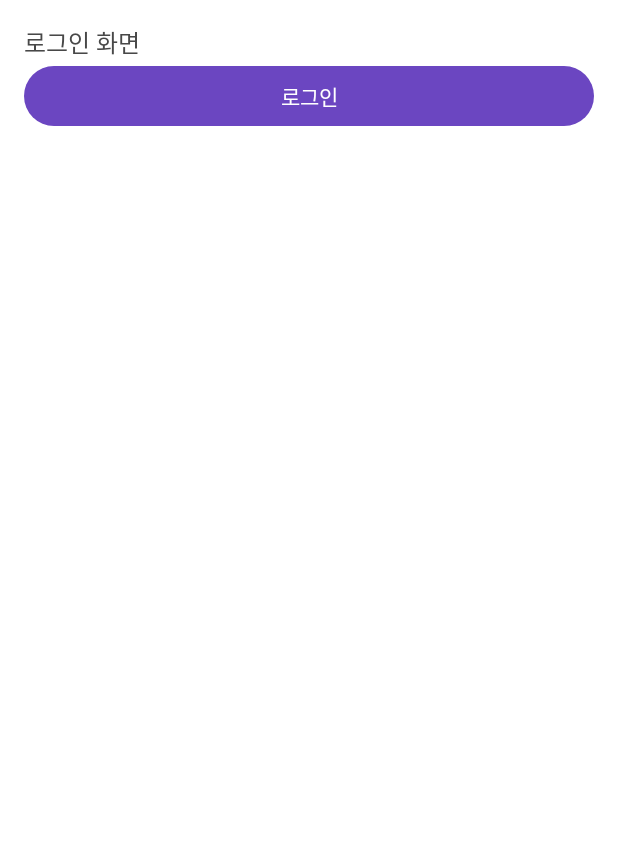
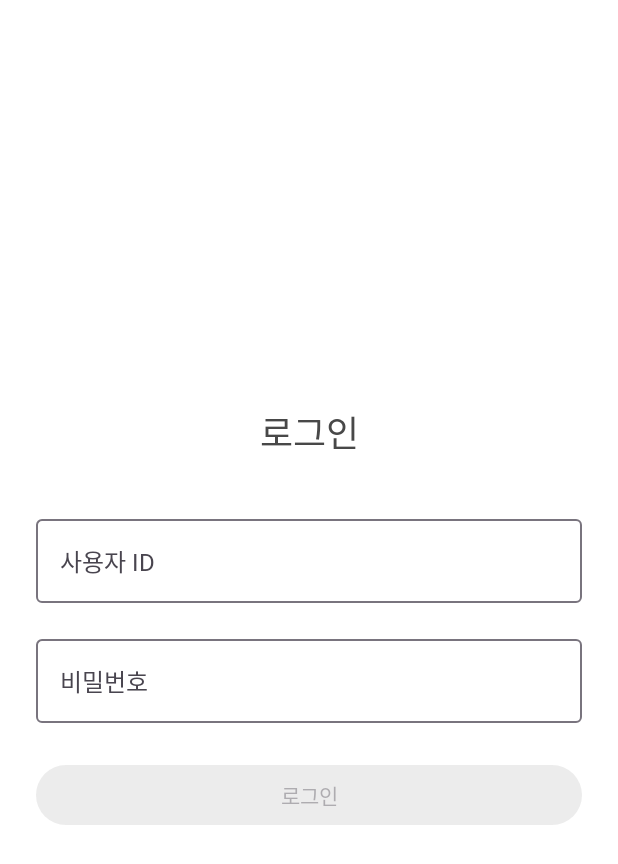
Before and after one commit to DevOps-IMP-Mobile/IMPmobileAndroid, an Android app built with Jetpack Compose: the screen it shows after launch (MainActivity), on a phone screen of 412 x 824 dp. Shown: the top 864 px of the screen. Run offline under Robolectric (Android 15) with nearby library versions, the phone set to English and light mode, and no system bars; Roboto replaces fonts that are not available here.

Commit message:
[Add] Login API

```diff
--- /dev/null
+++ b/app/src/main/res/xml/network_security_config.xml
@@ -0,0 +1,6 @@
+<?xml version="1.0" encoding="utf-8"?>
+<network-security-config>
+    <domain-config cleartextTrafficPermitted="true">
+        <domain includeSubdomains="false">211.55.77.168</domain>
+    </domain-config>
+</network-security-config>
--- /dev/null
+++ b/core/network/src/main/java/com/example/network/NetworkModule.kt
@@ -0,0 +1,39 @@
+package com.example.network
+
+import com.example.network.api.AuthApiService
+import com.google.gson.Gson
+import com.google.gson.GsonBuilder
+import okhttp3.OkHttpClient
+import okhttp3.logging.HttpLoggingInterceptor
+import retrofit2.Retrofit
+import retrofit2.converter.gson.GsonConverterFactory
+import java.util.concurrent.TimeUnit
+
+object NetworkModule {
+
+    private const val BASE_URL = "http://211.55.77.168:8401/portal/"
+
+    private val loggingInterceptor = HttpLoggingInterceptor().apply {
+        level = HttpLoggingInterceptor.Level.BODY
+    }
+
+    // Gson을 Lenient 모드로 설정
+    private val gson: Gson = GsonBuilder()
+        .setLenient()
+        .create()
+
+    private val okHttpClient = OkHttpClient.Builder()
+        .addInterceptor(loggingInterceptor)
+        .connectTimeout(30, TimeUnit.SECONDS)
+        .readTimeout(30, TimeUnit.SECONDS)
+        .writeTimeout(30, TimeUnit.SECONDS)
+        .build()
+
+    private val retrofit = Retrofit.Builder()
+        .baseUrl(BASE_URL)
+        .client(okHttpClient)
+        .addConverterFactory(GsonConverterFactory.create(gson))  // Lenient Gson 사용
+        .build()
+
+    val authApiService: AuthApiService = retrofit.create(AuthApiService::class.java)
+}
--- /dev/null
+++ b/core/network/src/main/java/com/example/network/api/AuthApiService.kt
@@ -0,0 +1,13 @@
+package com.example.network.api
+
+import com.example.network.dto.LoginRequestDto
+import com.example.network.dto.LoginResponseDto
+import retrofit2.http.Body
+import retrofit2.http.POST
+
+interface AuthApiService {
+    @POST("auth/login")  // POST로 변경
+    suspend fun login(
+        @Body request: LoginRequestDto
+    ): LoginResponseDto
+}
--- a/feature/login/build.gradle.kts
+++ b/feature/login/build.gradle.kts
@@ -38,6 +38,7 @@ android {
 dependencies {
     implementation(project(":core:domain"))
     implementation(project(":core:ui"))
+    implementation(project(":core:data"))
 
     implementation(libs.androidx.core.ktx)
     implementation(libs.androidx.lifecycle.runtime.ktx)
@@ -48,6 +49,8 @@ dependencies {
     implementation(libs.androidx.ui.tooling.preview)
     implementation(libs.androidx.material3)
 
+    implementation(libs.androidx.lifecycle.viewmodel.compose)
+
     testImplementation(libs.junit)
     androidTestImplementation(libs.androidx.junit)
     androidTestImplementation(libs.androidx.espresso.core)
--- a/feature/login/src/main/java/com/example/login/LoginScreen.kt
+++ b/feature/login/src/main/java/com/example/login/LoginScreen.kt
@@ -1,27 +1,94 @@
 package com.example.login
 
 import androidx.compose.foundation.layout.*
+import androidx.compose.foundation.text.KeyboardOptions
 import androidx.compose.material3.*
 import androidx.compose.runtime.*
+import androidx.compose.ui.Alignment
 import androidx.compose.ui.Modifier
+import androidx.compose.ui.text.input.KeyboardType
+import androidx.compose.ui.text.input.PasswordVisualTransformation
 import androidx.compose.ui.unit.dp
+import androidx.lifecycle.viewmodel.compose.viewModel
+import com.example.login.LoginViewModel
 
 @Composable
 fun LoginScreen(
-    onLoginSuccess: () -> Unit = {}
+    onLoginSuccess: () -> Unit = {},
+    viewModel: LoginViewModel = viewModel()
 ) {
+    val uiState by viewModel.uiState.collectAsState()
+
+    // 로그인 성공 시 네비게이션
+    LaunchedEffect(uiState.isLoggedIn) {
+        if (uiState.isLoggedIn) {
+            onLoginSuccess()
+        }
+    }
+
     Column(
         modifier = Modifier
             .fillMaxSize()
-            .padding(16.dp)
+            .padding(24.dp),
+        verticalArrangement = Arrangement.Center,
+        horizontalAlignment = Alignment.CenterHorizontally
     ) {
-        Text("로그인 화면")
+        Text(
+            text = "로그인",
+            style = MaterialTheme.typography.headlineLarge,
+            color = MaterialTheme.colorScheme.onBackground
+        )
+
+        Spacer(modifier = Modifier.height(32.dp))
+
+        OutlinedTextField(
+            value = uiState.userId,
+            onValueChange = viewModel::updateUserId,
+            label = { Text("사용자 ID") },
+            modifier = Modifier.fillMaxWidth(),
+            keyboardOptions = KeyboardOptions(keyboardType = KeyboardType.Text),
+            singleLine = true,
+            enabled = !uiState.isLoading
+        )
+
+        Spacer(modifier = Modifier.height(16.dp))
+
+        OutlinedTextField(
+            value = uiState.password,
+            onValueChange = viewModel::updatePassword,
+            label = { Text("비밀번호") },
+            modifier = Modifier.fillMaxWidth(),
+            visualTransformation = PasswordVisualTransformation(),
+            keyboardOptions = KeyboardOptions(keyboardType = KeyboardType.Password),
+            singleLine = true,
+            enabled = !uiState.isLoading
+        )
+
+        // 에러 메시지 표시
+                uiState.error?.let { errorMessage ->
+                    Spacer(modifier = Modifier.height(8.dp))
+                    Text(
+                        text = errorMessage,
+                        color = MaterialTheme.colorScheme.error,
+                        style = MaterialTheme.typography.bodySmall
+                    )
+                }
+
+        Spacer(modifier = Modifier.height(24.dp))
 
         Button(
-            onClick = onLoginSuccess,
-            modifier = Modifier.fillMaxWidth()
+            onClick = viewModel::login,
+            modifier = Modifier.fillMaxWidth(),
+            enabled = !uiState.isLoading && uiState.userId.isNotBlank() && uiState.password.isNotBlank()
         ) {
-            Text("로그인")
+            if (uiState.isLoading) {
+                CircularProgressIndicator(
+                    modifier = Modifier.size(20.dp),
+                    color = MaterialTheme.colorScheme.onPrimary
+                )
+            } else {
+                Text("로그인")
+            }
         }
     }
 }
--- /dev/null
+++ b/feature/login/src/main/java/com/example/login/LoginViewModel.kt
@@ -0,0 +1,59 @@
+package com.example.login
+
+import androidx.lifecycle.ViewModel
+import androidx.lifecycle.viewModelScope
+import com.example.data.repository.AuthRepositoryImpl
+import com.example.domain.usecase.LoginUseCase
+import kotlinx.coroutines.flow.MutableStateFlow
+import kotlinx.coroutines.flow.StateFlow
+import kotlinx.coroutines.flow.asStateFlow
+import kotlinx.coroutines.launch
+
+data class LoginUiState(
+    val userId: String = "",
+    val password: String = "",
+    val isLoading: Boolean = false,
+    val error: String? = null,
+    val isLoggedIn: Boolean = false
+)
+
+class LoginViewModel : ViewModel() {
+
+    private val authRepository = AuthRepositoryImpl()
+    private val loginUseCase = LoginUseCase(authRepository)
+
+    private val _uiState = MutableStateFlow(LoginUiState())
+    val uiState: StateFlow<LoginUiState> = _uiState.asStateFlow()
+
+    fun updateUserId(userId: String) {
+        _uiState.value = _uiState.value.copy(userId = userId, error = null)
+    }
+
+    fun updatePassword(password: String) {
+        _uiState.value = _uiState.value.copy(password = password, error = null)
+    }
+
+    fun login() {
+        viewModelScope.launch {
+            _uiState.value = _uiState.value.copy(isLoading = true, error = null)
+
+            loginUseCase(
+                userId = _uiState.value.userId,
+                password = _uiState.value.password
+            ).fold(
+                onSuccess = { token ->
+                    _uiState.value = _uiState.value.copy(
+                        isLoading = false,
+                        isLoggedIn = true
+                    )
+                },
+                onFailure = { error ->
+                    _uiState.value = _uiState.value.copy(
+                        isLoading = false,
+                        error = error.message ?: "로그인에 실패했습니다."
+                    )
+                }
+            )
+        }
+    }
+}
```
Also changed, not shown: app/src/main/AndroidManifest.xml (+6 -1 lines), core/data/src/main/java/com/example/data/repository/AuthRepositoryImpl.kt (added, +59 -0 lines), core/network/build.gradle.kts (+12 -6 lines), core/network/src/main/java/com/example/network/dto/LoginDto.kt (added, +10 -0 lines).
